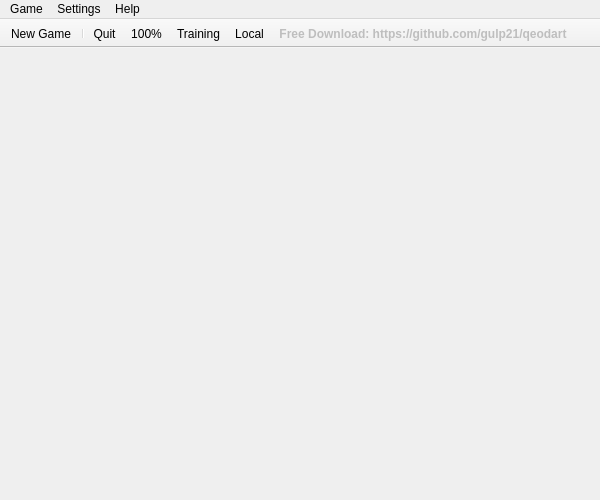
Qt form ui/mainWindow.ui (gulp21/QeoDart) before a commit.
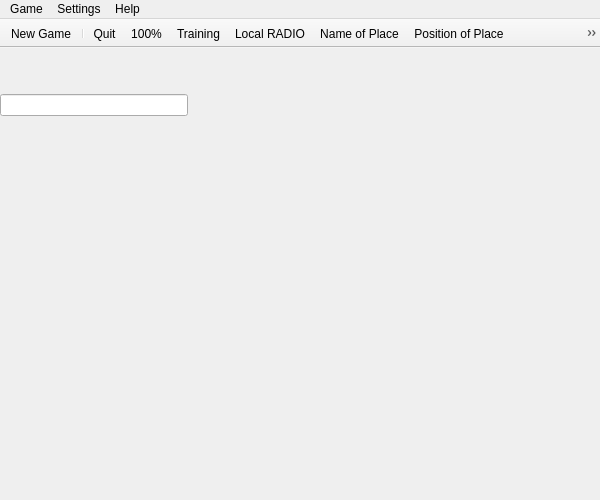
The same form after that commit.

```diff
--- a/ui/mainWindow.ui
+++ b/ui/mainWindow.ui
@@ -32,7 +32,7 @@
       <x>0</x>
       <y>0</y>
       <width>602</width>
-      <height>248</height>
+      <height>151</height>
      </rect>
     </property>
     <layout class="QGridLayout" name="gridLayout">
@@ -102,7 +102,7 @@
        </property>
       </spacer>
      </item>
-     <item row="4" column="0" colspan="5">
+     <item row="5" column="0" colspan="5">
       <spacer name="spGridLayoutHorizontal">
        <property name="orientation">
         <enum>Qt::Horizontal</enum>
@@ -115,7 +115,7 @@
        </property>
       </spacer>
      </item>
-     <item row="3" column="0">
+     <item row="4" column="0">
       <spacer name="spGridLayoutVertical">
        <property name="orientation">
         <enum>Qt::Vertical</enum>
@@ -131,6 +131,13 @@
        </property>
       </spacer>
      </item>
+     <item row="3" column="0">
+      <widget class="QLineEdit" name="lineEdit">
+       <property name="frame">
+        <bool>true</bool>
+       </property>
+      </widget>
+     </item>
     </layout>
    </widget>
   </widget>
@@ -231,6 +238,8 @@
    <addaction name="action100"/>
    <addaction name="actionTraining"/>
    <addaction name="actionLocal"/>
+   <addaction name="actionName_of_Place"/>
+   <addaction name="actionPosition_of_Place"/>
    <addaction name="actionAd"/>
   </widget>
   <action name="actionNew_Game">
@@ -299,9 +308,6 @@
   </action>
   <action name="actionLocal">
    <property name="text">
-    <string>Local</string>
-   </property>
-   <property name="toolTip">
     <string>Local RADIO</string>
    </property>
   </action>
```
Left out of the diff: 21 changed lines with no effect on the pictures.
